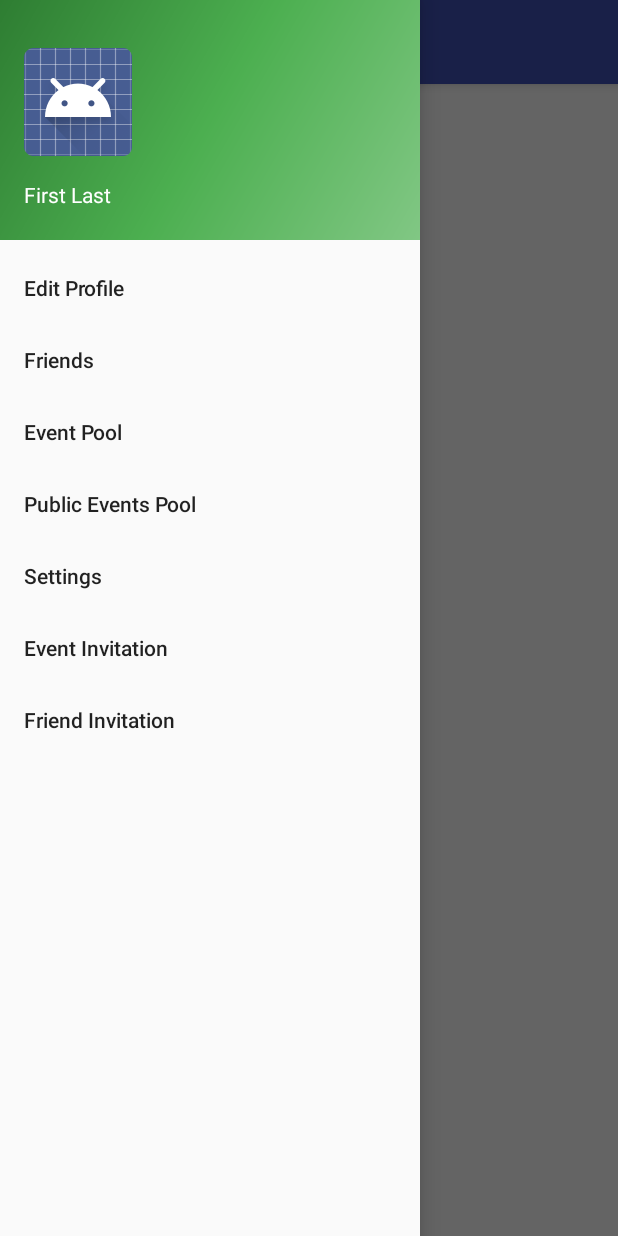
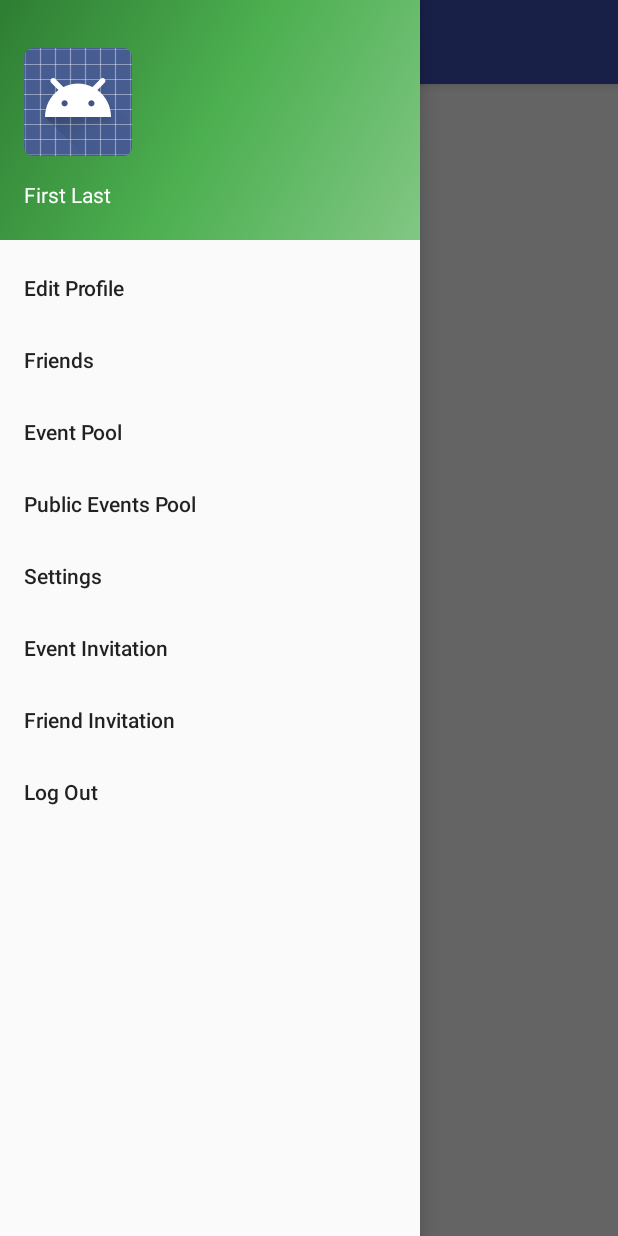
Before and after one commit to CSE403DEATHEATERS/cse403-16au-ACal, an Android app: the MainActivity screen opened directly, with no data from a screen before it, with the side drawer open, on a phone screen of 412 x 824 dp. Run offline under Robolectric (Android 15) with nearby library versions, the phone set to English and light mode, and no system bars; libraries missing offline, so code that uses them is left out: com.amazonaws, com.amazonaws.mobileconnectors, com.amazonaws.regions, com.amazonaws.services; 4 statements that could not run were skipped.

Commit message:
added log out

```diff
--- a/app/src/main/res/menu/activity_main_drawer.xml
+++ b/app/src/main/res/menu/activity_main_drawer.xml
@@ -26,6 +26,12 @@
         <item
             android:id="@+id/nav_invite_friend"
             android:title="Friend Invitation" />
+
+        <item
+            android:id="@+id/nav_sign_out"
+            android:title="Log Out" />
+
+
     </group>
 
 </menu>
```
Also changed, not shown: app/src/main/java/com/acalendar/acal/MainActivity.java (+9 -0 lines).
